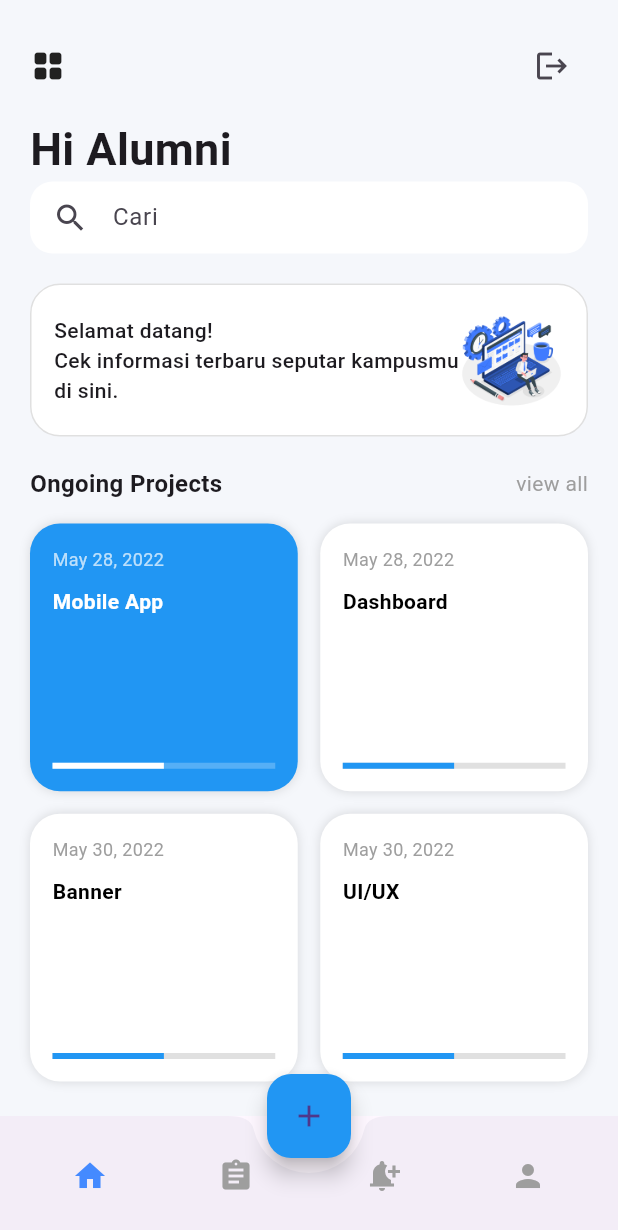
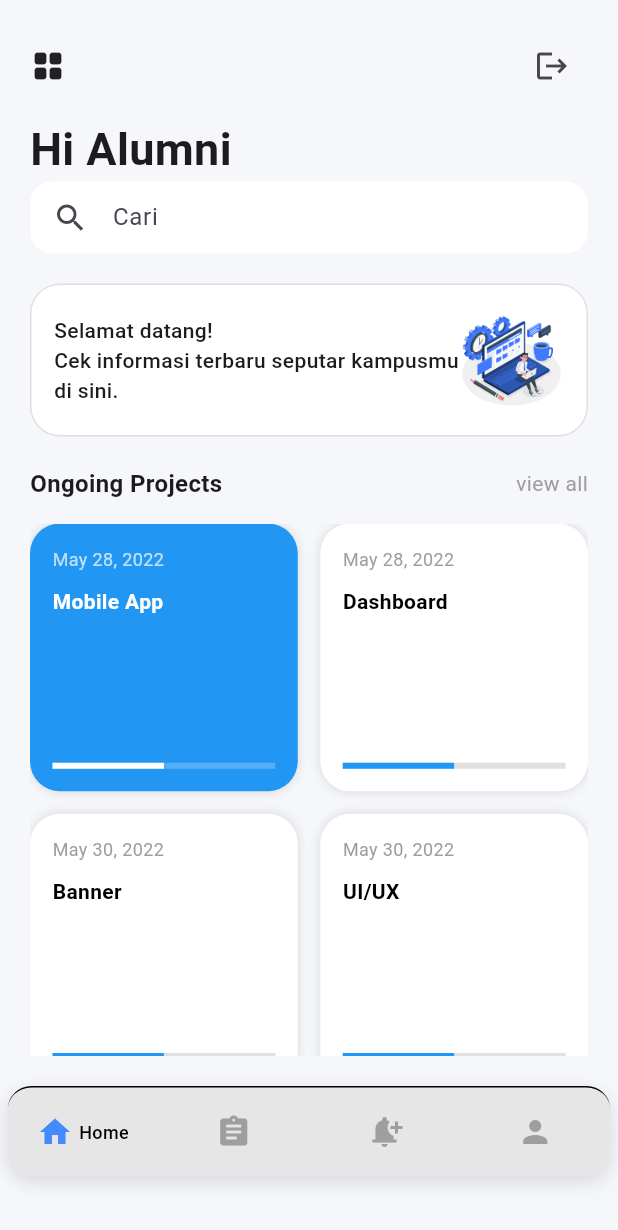
Before and after one commit to aldo27-bot/tracer_mobile, a Flutter app: the screen it shows after launch, item 2 of the bottom bar chosen, after a tap on the "home" icon, on a phone screen of 412 x 824 dp. Shown: the top 1230 px of the screen. Run offline on Flutter 3.47's test engine with Material 3 defaults, Android fonts, the phone set to English and light mode, and no system bars; our stand-ins replace shared_preferences.

Commit message:
edit format migration + page baru

```diff
--- a/lib/main.dart
+++ b/lib/main.dart
@@ -1,8 +1,22 @@
 import 'package:flutter/material.dart';
 import 'screens/home_page.dart';
 import 'screens/question_page.dart';
+import 'screens/notification_page.dart';
+import 'screens/profile_page.dart';
+import 'package:flutter/services.dart';
 
 void main() {
+  WidgetsFlutterBinding.ensureInitialized();
+
+  SystemChrome.setSystemUIOverlayStyle(
+    const SystemUiOverlayStyle(
+      systemNavigationBarColor: Colors.black,
+      systemNavigationBarIconBrightness: Brightness.light,
+      statusBarColor: Colors.transparent,
+      statusBarIconBrightness: Brightness.light,
+    ),
+  );
+
   runApp(const MyApp());
 }
 
@@ -11,7 +25,10 @@ class MyApp extends StatelessWidget {
 
   @override
   Widget build(BuildContext context) {
-    return MaterialApp(debugShowCheckedModeBanner: false, home: MainPage());
+    return MaterialApp(
+      debugShowCheckedModeBanner: false,
+      home: const MainPage(),
+    );
   }
 }
 
@@ -25,91 +42,114 @@ class MainPage extends StatefulWidget {
 class _MainPageState extends State<MainPage> {
   int _currentIndex = 0;
 
-  final List<Widget> _pages = [HomePage(), QuestionPage()];
+  final List<Widget> _pages = [
+    HomePage(),
+    QuestionPage(),
+    NotificationPage(),
+    ProfilePage(),
+  ];
+
+  final List<String> _labels = [
+    "Home",
+    "Form",
+    "Notifikasi",
+    "Profil",
+  ];
+
+  Widget buildNavItem(IconData icon, int index, String label) {
+  bool isActive = _currentIndex == index;
+
+  return Flexible(
+    fit: FlexFit.tight,
+    child: InkWell(
+      onTap: () => setState(() => _currentIndex = index),
+      child: Center(
+        child: AnimatedContainer(
+          duration: const Duration(milliseconds: 200),
+          padding: const EdgeInsets.symmetric(horizontal: 6),
+          child: FittedBox(
+            fit: BoxFit.scaleDown,
+            child: Row(
+              mainAxisSize: MainAxisSize.min, // penting anti overflow
+              children: [
+                Icon(
+                  icon,
+                  size: 24,
+                  color: isActive ? Colors.blueAccent : Colors.grey,
+                ),
+
+                AnimatedSize(
+                  duration: const Duration(milliseconds: 200),
+                  curve: Curves.easeInOut,
+                  child: isActive
+                      ? Padding(
+                          padding: const EdgeInsets.only(left: 4),
+                          child: ConstrainedBox(
+                            constraints: const BoxConstraints(maxWidth: 60),
+                            child: Text(
+                              label,
+                              overflow: TextOverflow.ellipsis,
+                              style: const TextStyle(
+                                color: Colors.black,
+                                fontSize: 12,
+                                fontWeight: FontWeight.w500,
+                              ),
+                            ),
+                          ),
+                        )
+                      : const SizedBox.shrink(),
+                ),
+              ],
+            ),
+          ),
+        ),
+      ),
+    ),
+  );
+}
 
   @override
   Widget build(BuildContext context) {
     return Scaffold(
+      extendBody: true,
       body: _pages[_currentIndex],
 
-      floatingActionButton: FloatingActionButton(
-        backgroundColor: Colors.blue,
-        child: Icon(Icons.add),
-        onPressed: () {
-          // aksi tombol tengah
-        },
-      ),
+      bottomNavigationBar: MediaQuery.removePadding(
+        context: context,
+        removeBottom: true,
+        child: SafeArea(
+          top: false,
+          child: Container(
+            margin: const EdgeInsets.only(
+              left: 5,
+              right: 5,
+              bottom: 40,
+            ),
+            height: 60,
+            decoration: BoxDecoration(
+              color: const Color.fromARGB(255, 230, 230, 230),
+              borderRadius: BorderRadius.circular(16),
+              border: const Border(
+                top: BorderSide(color: Colors.black, width: 1),
+              ),
+              boxShadow: const [
+                BoxShadow(
+                  color: Colors.black12,
+                  blurRadius: 10,
+                  offset: Offset(0, 4),
+                ),
+              ],
+            ),
 
-      floatingActionButtonLocation: FloatingActionButtonLocation.centerDocked,
-
-      //navbar
-      bottomNavigationBar: BottomAppBar(
-        shape: CircularNotchedRectangle(),
-        notchMargin: 10,
-        child: Container(
-          height: 60,
-          padding: EdgeInsets.symmetric(horizontal: 20),
-          child: Row(
-            mainAxisAlignment: MainAxisAlignment.spaceBetween,
-            children: [
-              // home
-              IconButton(
-                icon: Icon(
-                  Icons.home,
-                  color: _currentIndex == 0 ? Colors.blueAccent : Colors.grey,
-                ),
-                onPressed: () {
-                  setState(() {
-                    _currentIndex = 0;
-                  });
-                },
-              ),
-
-              // survey
-              IconButton(
-                icon: Icon(
-                  Icons.assignment,
-                  color: _currentIndex == 1 ? Colors.blueAccent : Colors.grey,
-                ),
-                onPressed: () {
-                  setState(() {
-                    _currentIndex = 1;
-                  });
-                },
-              ),
-
-              // notifikasi
-              IconButton(
-                icon: Icon(
-                  Icons.notification_add,
-                  color: _currentIndex == 2 ? Colors.blueAccent : Colors.grey,
-                ),
-                onPressed: () {
-                  setState(() {
-                    _currentIndex = 2;
-                  });
-                },
-              ),
-
-
-              // profil
-              IconButton(
-                icon: Icon(
-                  Icons.person,
-                  color: _currentIndex == 3 ? Colors.blueAccent : Colors.grey,
-                ),
-                onPressed: () {
-                  setState(() {
-                    _currentIndex = 3;
-                  });
-                },
-              ),
-
-              // SizedBox(width: 40), // ruang untuk tombol tengah
-              // // ICON TAMBAHAN (opsional)
-              // Icon(Icons.notifications, color: Colors.grey),
-              // Icon(Icons.person, color: Colors.grey),
-            ],
+            child: Row(
+              mainAxisAlignment: MainAxisAlignment.spaceBetween,
+              children: [
+                buildNavItem(Icons.home, 0, _labels[0]),
+                buildNavItem(Icons.assignment, 1, _labels[1]),
+                buildNavItem(Icons.notification_add, 2, _labels[2]),
+                buildNavItem(Icons.person, 3, _labels[3]),
+              ],
+            ),
           ),
         ),
       ),
--- a/lib/screens/question_page.dart
+++ b/lib/screens/question_page.dart
@@ -109,7 +109,22 @@ class _QuestionPageState extends State<QuestionPage> {
 
     if (type == "checkbox") {
   List opsi = q['options'] ?? [];
-      List selected = List<String>.from(answers[id] ?? []);
+
+  List selected = [];
+
+  var rawAnswer = answers[id];
+
+  if (rawAnswer != null) {
+    if (rawAnswer is String) {
+      try {
+        selected = List<String>.from(jsonDecode(rawAnswer));
+      } catch (e) {
+        selected = [];
+      }
+    } else if (rawAnswer is List) {
+      selected = rawAnswer;
+    }
+  }
 
   return Column(
     children: opsi.map<Widget>((o) {
@@ -187,14 +202,22 @@ class _QuestionPageState extends State<QuestionPage> {
 Widget build(BuildContext context) {
   double progress = questions.isEmpty ? 0 : answers.length / questions.length;
 
+  final bottomPadding = MediaQuery.of(context).padding.bottom + 80;
+
   return Scaffold(
-      appBar: AppBar(title: Text("Form Tracer Study"), centerTitle: true),
+    appBar: AppBar(
+      title: Text("Form Tracer Study"),
+      centerTitle: true,
+    ),
+
     body: isLoading
         ? Center(child: CircularProgressIndicator())
-          : Column(
+        : SafeArea(
+            child: Column(
               children: [
+                // ================= PROGRESS =================
                 Padding(
-                  padding: EdgeInsets.all(12),
+                  padding: const EdgeInsets.all(12),
                   child: Column(
                     crossAxisAlignment: CrossAxisAlignment.start,
                     children: [
@@ -205,8 +228,10 @@ class _QuestionPageState extends State<QuestionPage> {
                   ),
                 ),
 
+                // ================= LIST =================
                 Expanded(
                   child: ListView.builder(
+                    padding: EdgeInsets.only(bottom: bottomPadding),
                     itemCount: questions.length,
                     itemBuilder: (context, i) {
                       var q = questions[i];
@@ -234,10 +259,20 @@ class _QuestionPageState extends State<QuestionPage> {
                     },
                   ),
                 ),
+              ],
+            ),
+          ),
 
-                // BUTTON SUBMIT
-                Padding(
+    // ================= BUTTON =================
+    bottomNavigationBar: SafeArea(
+      child: Container(
         padding: EdgeInsets.all(12),
+        decoration: BoxDecoration(
+          color: Colors.white,
+          border: Border(
+            top: BorderSide(color: Colors.black12),
+          ),
+        ),
         child: SizedBox(
           width: double.infinity,
           child: ElevatedButton(
@@ -246,7 +281,6 @@ class _QuestionPageState extends State<QuestionPage> {
           ),
         ),
       ),
-              ],
     ),
   );
 }
```
Also changed, not shown: lib/models/alumni_models.dart (+28 -15 lines), lib/screens/notification_page.dart (added, +17 -0 lines), lib/screens/profile_page.dart (added, +17 -0 lines), lib/services/api_service.dart (+26 -16 lines). Lines whose indentation alone changed are shown as unchanged.
